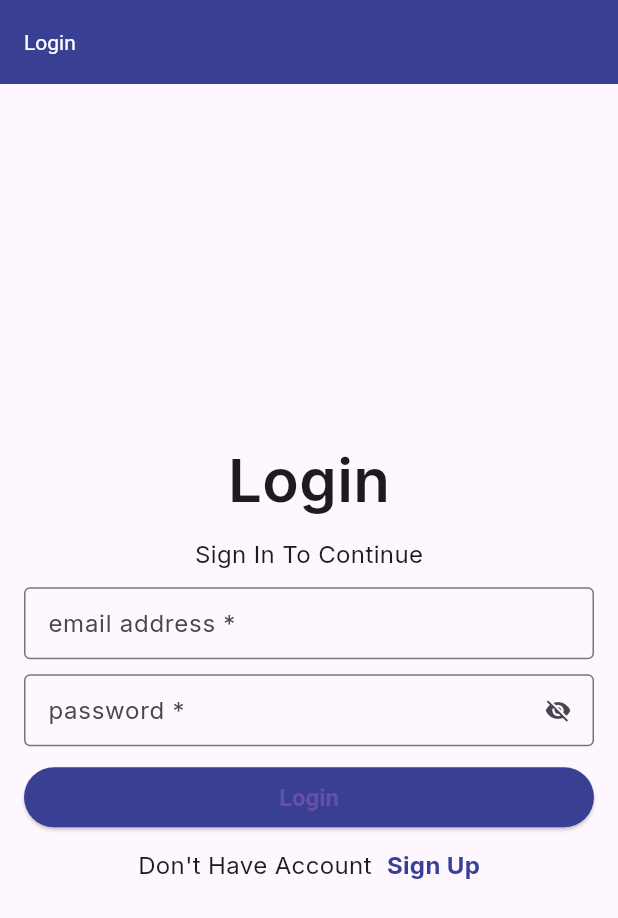
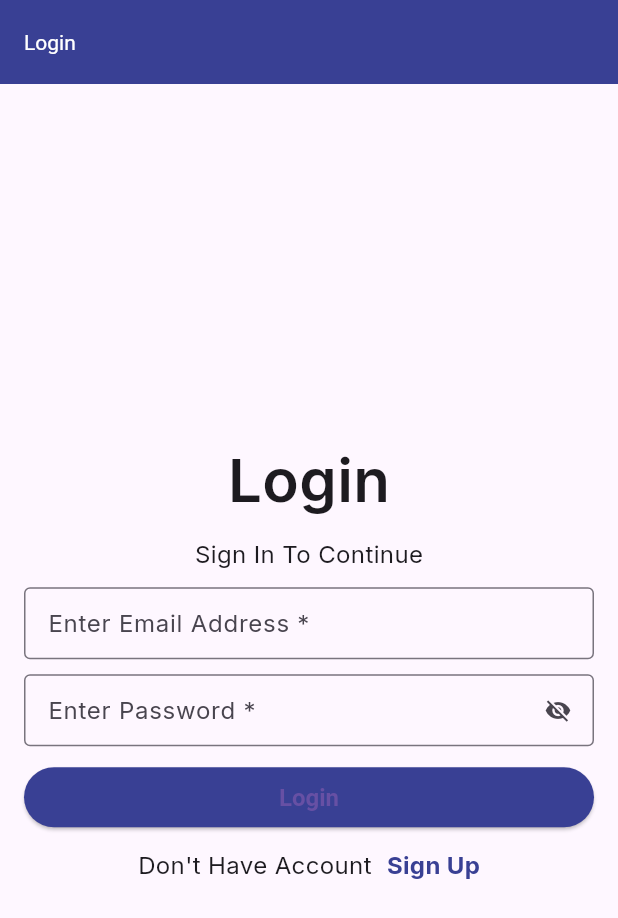
Before and after one commit to NikhilSngh/flutter_poc, a Flutter app: the screen it shows after launch, on a phone screen of 412 x 824 dp. Shown: the top 918 px of the screen. Run offline on Flutter 3.47's test engine with Material 3 defaults, Android fonts, the phone set to English and light mode, and no system bars; our stand-ins replace auto_route, dio, equatable, flutter_bloc, get_it, google_fonts and 3 more; missing offline and left inert: encrypt; accounts and stored records are empty; generated files the repository leaves out were written again.

Commit message:
Code refactoring

```diff
--- a/lib/account/accountInfo_widget.dart
+++ b/lib/account/accountInfo_widget.dart
@@ -1,5 +1,5 @@
 import 'package:flutter/material.dart';
-import 'package:flutter_poc/constant/padding_constants.dart';
+import 'package:flutter_poc/constant/app_padding_margin_constants.dart';
 
 
 class Info extends StatelessWidget {
@@ -10,7 +10,7 @@ class Info extends StatelessWidget {
   @override
   Widget build(BuildContext context) {
     return Padding(
-        padding: const EdgeInsets.all(AppPaddings.small),
+        padding: const EdgeInsets.all(AppPaddingMarginConstant.small),
         child: Row(
             mainAxisAlignment: MainAxisAlignment.spaceBetween,
             children: [Text(label,style:  Theme
--- a/lib/account/accountcard_widget.dart
+++ b/lib/account/accountcard_widget.dart
@@ -1,5 +1,5 @@
 import 'package:flutter/material.dart';
-import 'package:flutter_poc/constant/padding_constants.dart';
+import 'package:flutter_poc/constant/app_padding_margin_constants.dart';
 import 'package:flutter_poc/constant/radius_constants.dart';
 import 'package:flutter_poc/theme/ui_colors.dart';
 
@@ -13,7 +13,7 @@ class ProfileCardWidget extends StatelessWidget {
     return Padding(
         padding: const EdgeInsets.all(10),
         child: Container(
-            padding: const EdgeInsets.all(AppPaddings.large),
+            padding: const EdgeInsets.all(AppPaddingMarginConstant.large),
             decoration: BoxDecoration(
                 color: UiColors.primaryTextColor.lightColor,
                 borderRadius: BorderRadius.circular(AppRadius.small)),
--- a/lib/constant/padding_constants.dart
+++ b/lib/constant/app_padding_margin_constants.dart
@@ -1,5 +1,5 @@
 
-class AppPaddings {
+class AppPaddingMarginConstant {
   static const double mini = 4;
   static const double extraSmall = 8;
   static const double small = 12;
--- a/lib/constant/app_strings.dart
+++ b/lib/constant/app_strings.dart
@@ -1,5 +1,6 @@
 
 class AppStrings{
+  static const String login = "Login";
   static const String logout = "Log Out";
   static const String logoutMessage = "Are you sure to logout";
   static const String account = "account";
@@ -12,5 +13,13 @@ class AppStrings{
   static const String name = "name";
   static const String dobMessage = "date of birth required";
   static const String editAccount = "Edit account";
+  static const String signInToContinue = "Sign In To Continue";
+  static const String enterEmailAddress = "Enter Email Address";
+  static const String enterPassword = "Enter Password";
+  static const String dontHaveAccount = "Don't Have Account";
+  static const String signUp = "Sign Up";
+
+
+
 
 }
--- a/lib/editaccount/edit_account_screen.dart
+++ b/lib/editaccount/edit_account_screen.dart
@@ -7,7 +7,7 @@ import 'package:flutter_bloc/flutter_bloc.dart';
 import 'package:flutter_poc/constant/app_constant.dart';
 import 'package:flutter_poc/constant/app_shared_pref.dart';
 import 'package:flutter_poc/constant/app_strings.dart';
-import 'package:flutter_poc/constant/padding_constants.dart';
+import 'package:flutter_poc/constant/app_padding_margin_constants.dart';
 import 'package:flutter_poc/constant/spacing_constants.dart';
 import 'package:flutter_poc/editaccount/edit_acount_cubit.dart';
 import 'package:flutter_poc/editaccount/edit_acount_state.dart';
@@ -71,8 +71,8 @@ class EditAccount extends StatelessWidget {
                 child: SingleChildScrollView(
                     child: Padding(
                         padding: const EdgeInsets.only(
-                            left: AppPaddings.regular,
-                            right: AppPaddings.regular),
+                            left: AppPaddingMarginConstant.regular,
+                            right: AppPaddingMarginConstant.regular),
                         child: Form(
                             key: _formKey,
                             child: Column(
--- a/lib/login/login_screen.dart
+++ b/lib/login/login_screen.dart
@@ -3,12 +3,13 @@ import 'package:flutter/material.dart';
 import 'package:flutter/services.dart';
 import 'package:flutter_bloc/flutter_bloc.dart';
 import 'package:flutter_poc/constant/app_constant.dart';
+import 'package:flutter_poc/constant/app_strings.dart';
 import 'package:flutter_poc/constant/font_size_constants.dart';
+import 'package:flutter_poc/constant/app_padding_margin_constants.dart';
 import 'package:flutter_poc/constant/spacing_constants.dart';
 import 'package:flutter_poc/login/app_elevated_button.dart';
 import 'package:flutter_poc/login/common_textfield.dart';
 import 'package:flutter_poc/navigation/app_router.dart';
-import 'package:flutter_poc/theme/sizes.dart';
 import 'package:flutter_poc/theme/ui_colors.dart';
 import 'package:flutter_poc/utils/validator.dart';
 import 'bloc/login_cubit.dart';
@@ -33,12 +34,12 @@ class LoginScreen extends StatelessWidget {
     return BlocProvider<LoginCubit>(
         create: (context)=> cubit,
         child:Scaffold(
-            appBar: AppBar(title: const Text("Login")),
+            appBar: AppBar(title: const Text(AppStrings.login)),
             body: Center(
                 child: SingleChildScrollView(
                     child: Padding(
-                        padding: const EdgeInsets.only(left: Sizes.size16,
-                            right: Sizes.size16),
+                        padding: const EdgeInsets.only(left: AppPaddingMarginConstant.regular,
+                            right: AppPaddingMarginConstant.regular),
                         child:Form(
                             key: _formKey,
                             child: Column(
@@ -48,20 +49,20 @@ class LoginScreen extends StatelessWidget {
                                   //Image.asset('assets/images/man.png'),
                                   Container(
                                     margin: const EdgeInsets.only(bottom: SpacingConstant.loginWidgetVerticalSpacing10),
-                                    child: const Text("Login",
+                                    child: const Text(AppStrings.login,
                                         style: TextStyle(fontSize: AppFontSize.extraLarge,
                                             fontWeight: FontWeight.w600)),
                                   ),
                                   Container(
                                     margin: const EdgeInsets.only(bottom: SpacingConstant.loginWidgetVerticalSpacing10),
-                                    child: const Text("Sign In To Continue",
+                                    child: const Text(AppStrings.signInToContinue,
                                         style: TextStyle(fontSize: AppFontSize.regular,
                                             fontWeight: FontWeight.w400)),
                                   ),
                                   Container(
                                     margin: const EdgeInsets.only(bottom: SpacingConstant.loginWidgetVerticalSpacing10),
                                     child: AppTextField(
-                                      label: "email address",
+                                      label: AppStrings.enterEmailAddress,
                                       controller: _emailController,
                                       validator: (value) {
                                         return Validator.isEmailValid(context, email: value);
@@ -72,7 +73,7 @@ class LoginScreen extends StatelessWidget {
                                   Container(
                                     margin: const EdgeInsets.only(bottom: SpacingConstant.loginWidgetVerticalSpacing10),
                                     child: AppTextField(
-                                        label: "password",
+                                        label: AppStrings.enterPassword,
                                         controller: _passwordController,
                                         isPassword: true,
                                         validator: (value) {
@@ -95,7 +96,7 @@ class LoginScreen extends StatelessWidget {
                                       builder: (context, state) {
                                         return Container(
                                           margin: const EdgeInsets.only(bottom: SpacingConstant.loginWidgetVerticalSpacing10),
-                                          child: AppElevatedButton(title: "Login", onPressed: () {
+                                          child: AppElevatedButton(title: AppStrings.login, onPressed: () {
                                             _validateForm();
                                           }),
                                         );
@@ -103,7 +104,7 @@ class LoginScreen extends StatelessWidget {
                                   Row(
                                       mainAxisAlignment: MainAxisAlignment.center,
                                       children: [
-                                        const Text("Don't Have Account",
+                                        const Text(AppStrings.dontHaveAccount,
                                             style: TextStyle(fontSize: AppFontSize.regular, fontWeight: FontWeight.w400)),
                                         InkWell(
                                             onTap: (){
@@ -111,7 +112,7 @@ class LoginScreen extends StatelessWidget {
                                             },
                                             child: Container(
                                               margin: const EdgeInsets.only(left: SpacingConstant.loginWidgetHorizontalSpacing10),
-                                              child: Text("Sign Up",
+                                              child: Text(AppStrings.signUp,
                                                   style:  TextStyle(fontSize: AppFontSize.regular,
                                                       fontWeight: FontWeight.w700,
                                                       color: UiColors.primaryTextColor.lightColor)),
```
